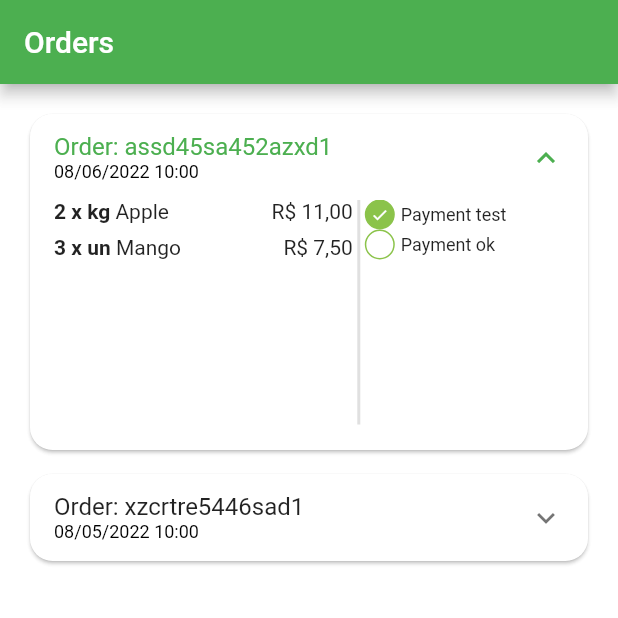
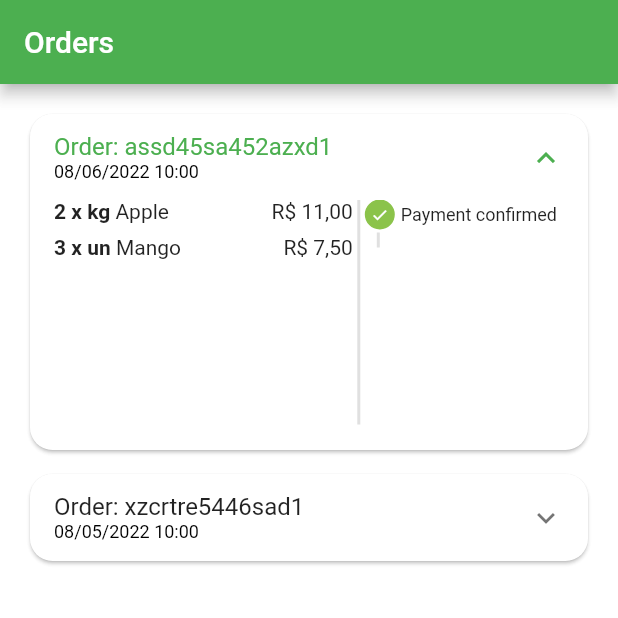
Before and after one commit to felipecastrosales/mercadinho, a Flutter app: the OrdersTab screen opened directly, after a tap on an icon or button, on a phone screen of 412 x 824 dp, the top half of it. Run offline on Flutter 3.47's test engine with Material 2 defaults, Android fonts, the phone set to English and light mode, and no system bars; our stand-ins replace animated_text_kit, badges, mask_text_input_formatter.

Commit message:
spacing vertical and correct status

```diff
--- a/lib/src/config/app_data.dart
+++ b/lib/src/config/app_data.dart
@@ -132,7 +132,7 @@ List<OrderModel> orders = [
         quantity: 1,
       ),
     ],
-    status: 'pending_payment',
+    status: 'refunded',
     total: 19.5,
     copyAndPaste: '4537838542',
     createdDataTime: DateTime.parse('2022-05-08 10:00:10.458'),
--- a/lib/src/pages/orders/components/order_status_widget.dart
+++ b/lib/src/pages/orders/components/order_status_widget.dart
@@ -2,27 +2,63 @@ import 'package:flutter/material.dart';
 import 'package:mercadinho/src/config/custom_colors.dart';
 
 class OrderStatusWidget extends StatelessWidget {
-  const OrderStatusWidget({
+  OrderStatusWidget({
     Key? key,
     required this.status,
     required this.isOverdue,
   }) : super(key: key);
+
   final String status;
   final bool isOverdue;
+  final Map<String, int> allStatus = <String, int>{
+    'pending_payment': 0,
+    'refunded': 1,
+    'paid': 2,
+    'preparing_purchase': 3,
+    'shipping': 4,
+    'delivered': 5,
+  };
+  int get currentStatus => allStatus[status]!;
 
   @override
   Widget build(BuildContext context) {
     return Column(
-      children: const [
-        _StatusDot(
-          title: 'Payment test',
+      crossAxisAlignment: CrossAxisAlignment.start,
+      children: [
+        const _StatusDot(
           isActive: true,
+          title: 'Payment confirmed',
         ),
-        _StatusDot(
-          title: 'Payment ok',
-          isActive: false,
-        ),
+        _CustomDivider(),
+        if (currentStatus == 1) ...[
+          const _StatusDot(
+            isActive: true,
+            title: 'Pix reversed',
+            backgroundColor: Colors.orange,
+          ),
+        _CustomDivider(),
+        ] else if (isOverdue)  ...[
+          const _StatusDot(
+            isActive: true,
+            title: 'Pix not exists',
+            backgroundColor: Colors.red,
+          ),
+        ]
       ],
+    );
+  }
+}
+
+class _CustomDivider extends StatelessWidget {
+  const _CustomDivider({Key? key}) : super(key: key);
+
+  @override
+  Widget build(BuildContext context) {
+    return Container(
+      margin: const EdgeInsets.symmetric(horizontal: 8, vertical: 2),
+      height: 10,
+      width: 2,
+      color: Colors.grey.shade300,
     );
   }
 }
@@ -32,9 +68,12 @@ class _StatusDot extends StatelessWidget {
     Key? key,
     required this.isActive,
     required this.title,
+    this.backgroundColor,
   }) : super(key: key);
+
   final bool isActive;
   final String title;
+  final Color? backgroundColor;
 
   @override
   Widget build(BuildContext context) {
@@ -46,8 +85,9 @@ class _StatusDot extends StatelessWidget {
           width: 20,
           decoration: BoxDecoration(
             shape: BoxShape.circle,
-            color:
-                isActive ? CustomColors.customSwatchColor : Colors.transparent,
+            color: isActive
+                ? backgroundColor ?? CustomColors.customSwatchColor
+                : Colors.transparent,
             border: Border.all(
               color: CustomColors.customSwatchColor,
             ),
@@ -64,7 +104,7 @@ class _StatusDot extends StatelessWidget {
         Expanded(
           child: Text(
             title,
-            style: TextStyle(fontSize: 12),
+            style: const TextStyle(fontSize: 12),
           ),
         ),
       ],
```
